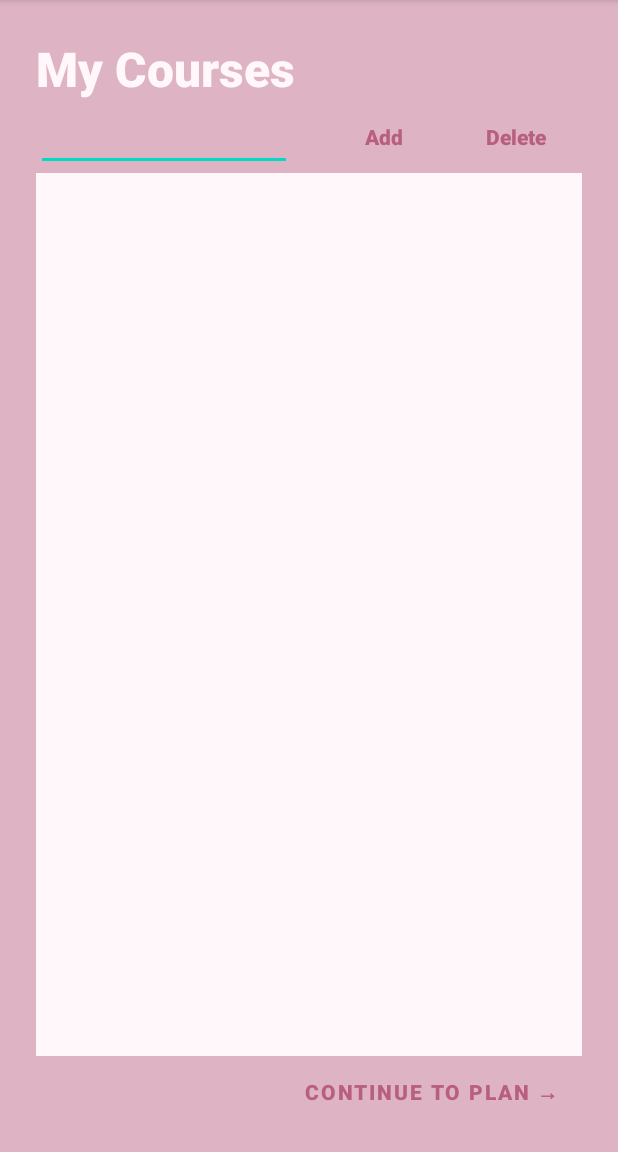
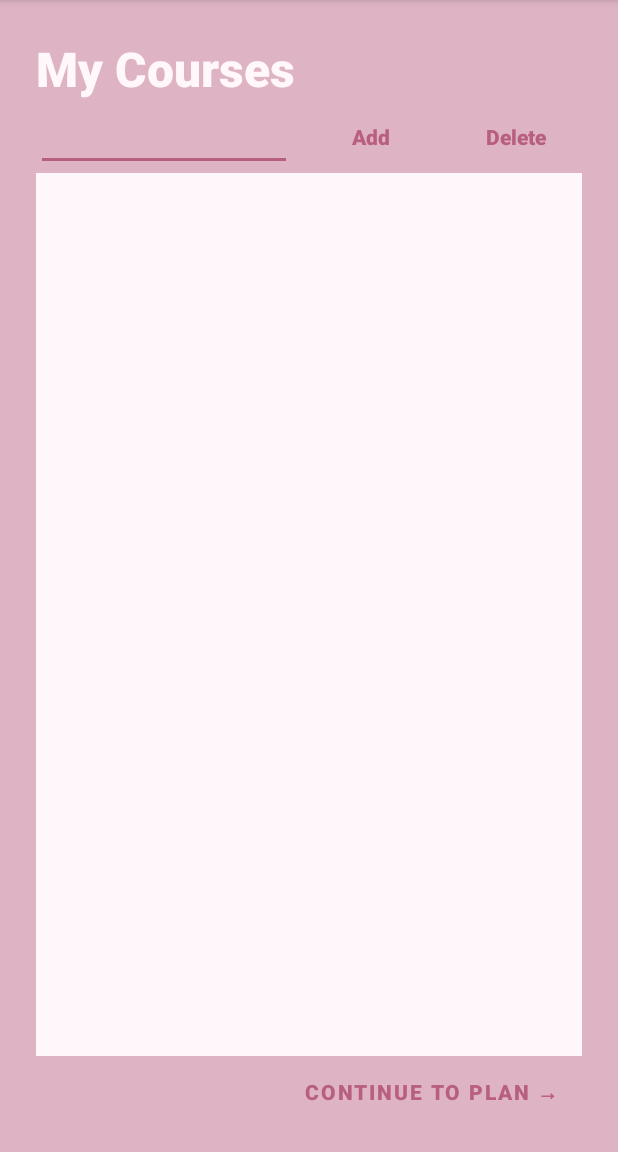
Before and after one commit to JANERUBBISHTOEAT/CSCB07-Project-TUT5-Group1, an Android app: the CoursesTaken_Activity screen opened directly, with no data from a screen before it, on a phone screen of 412 x 824 dp, the part 84-1236 px from its top. Run offline under Robolectric (Android 15) with nearby library versions, the phone set to English and light mode, and no system bars; our stand-ins replace Firebase (no records; nobody signed in at launch, a user with empty details on screens opened directly).

Commit message:
Update student_page.xml

```diff
--- a/TimeLiner/app/src/main/res/layout/student_page.xml
+++ b/TimeLiner/app/src/main/res/layout/student_page.xml
@@ -19,7 +19,7 @@
         android:textColor="@color/pink"
         app:layout_constraintBottom_toTopOf="@+id/course_taken_view"
         app:layout_constraintEnd_toStartOf="@+id/taken_delete_button"
-        app:layout_constraintStart_toEndOf="@+id/editTextTextPersonName" />
+        app:layout_constraintStart_toEndOf="@+id/taken_edit_text" />
 
     <TextView
         android:id="@+id/course_taken_title"
@@ -75,6 +75,7 @@
         android:layout_width="wrap_content"
         android:layout_height="wrap_content"
         android:ems="8"
+        android:backgroundTint="@color/pink"
         android:inputType="textPersonName"
         app:layout_constraintBottom_toTopOf="@+id/course_taken_view"
         app:layout_constraintStart_toStartOf="@+id/course_taken_view"
```
